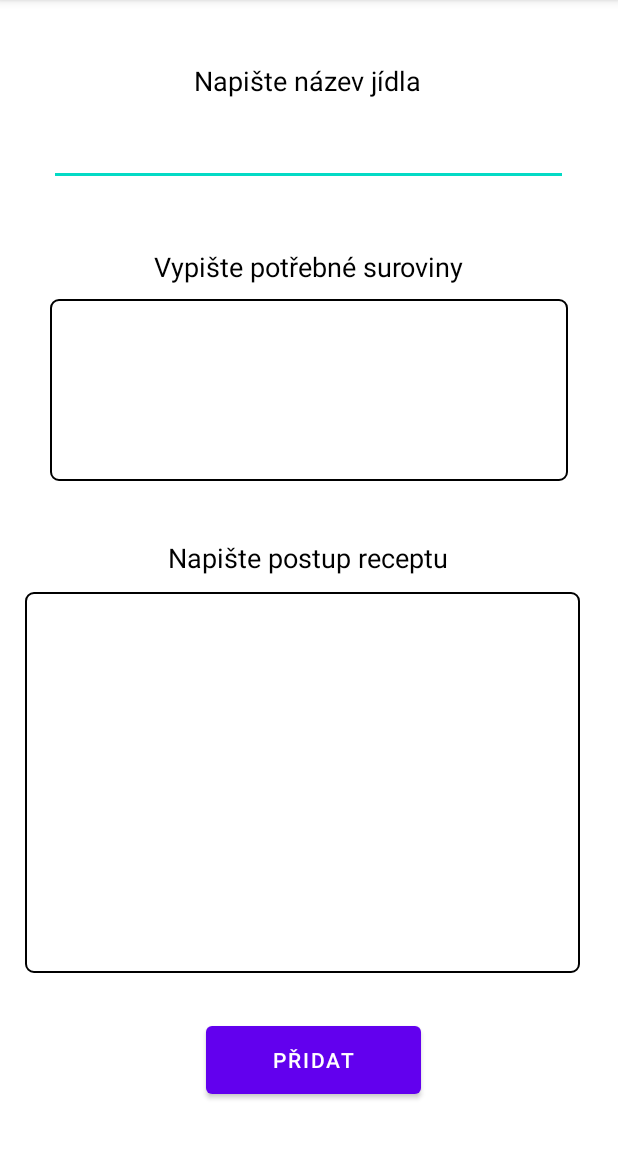
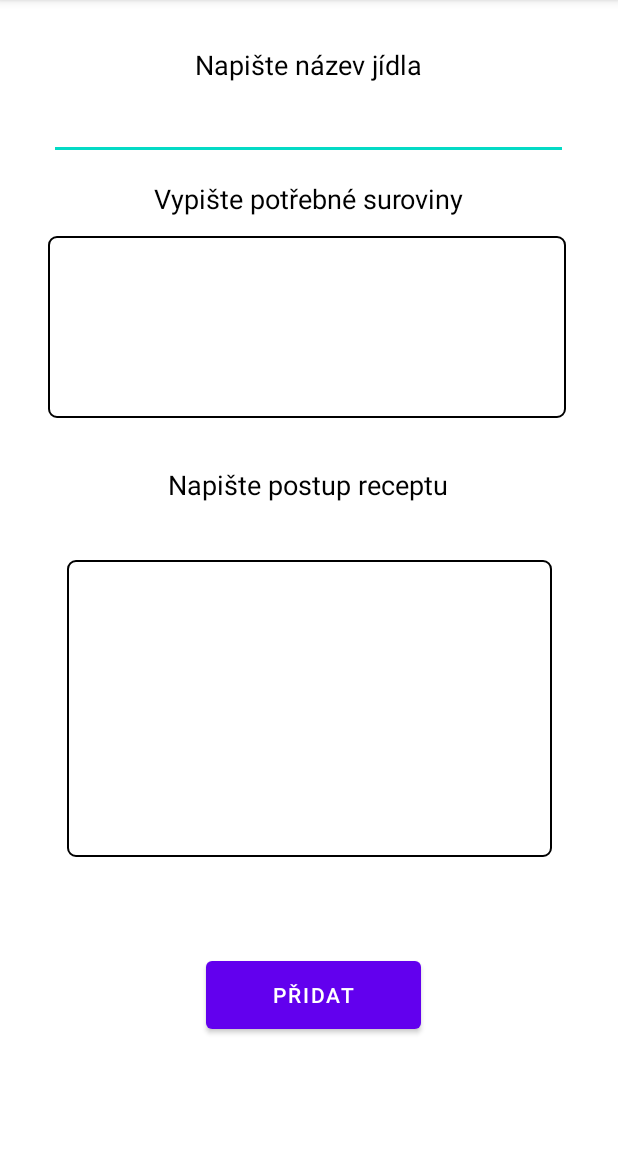
Before and after one commit to nomsis/TutorialMaturita, an Android app: the AddRecept screen opened directly, with no data from a screen before it, on a phone screen of 412 x 824 dp, the part 84-1236 px from its top. Run offline under Robolectric (Android 15) with nearby library versions, the phone set to English and light mode, and no system bars; our stand-ins replace Firebase (no records; nobody signed in at launch, a user with empty details on screens opened directly).

Commit message:
design upravy

```diff
--- a/DatabaseID/app/src/main/res/layout/add_recept.xml
+++ b/DatabaseID/app/src/main/res/layout/add_recept.xml
@@ -16,10 +16,10 @@
         android:textSize="18dp"
         app:layout_constraintBottom_toBottomOf="parent"
         app:layout_constraintEnd_toEndOf="parent"
-        app:layout_constraintHorizontal_bias="0.497"
+        app:layout_constraintHorizontal_bias="0.498"
         app:layout_constraintStart_toStartOf="parent"
         app:layout_constraintTop_toTopOf="parent"
-        app:layout_constraintVertical_bias="0.056" />
+        app:layout_constraintVertical_bias="0.041" />
 
     <EditText
         android:id="@+id/editReceptName"
@@ -34,7 +34,7 @@
         app:layout_constraintHorizontal_bias="0.492"
         app:layout_constraintStart_toStartOf="parent"
         app:layout_constraintTop_toBottomOf="@+id/textCategoryName"
-        app:layout_constraintVertical_bias="0.022" />
+        app:layout_constraintVertical_bias="0.012" />
 
     <EditText
         android:id="@+id/editReceptResources"
@@ -47,14 +47,15 @@
         android:textColor="@color/black"
         app:layout_constraintBottom_toBottomOf="parent"
         app:layout_constraintEnd_toEndOf="parent"
+        app:layout_constraintHorizontal_bias="0.484"
         app:layout_constraintStart_toStartOf="parent"
         app:layout_constraintTop_toBottomOf="@+id/textReceptResources"
-        app:layout_constraintVertical_bias="0.02" />
+        app:layout_constraintVertical_bias="0.025" />
 
     <EditText
         android:id="@+id/editReceptProcess"
-        android:layout_width="370dp"
-        android:layout_height="254dp"
+        android:layout_width="323dp"
+        android:layout_height="198dp"
         android:background="@drawable/border"
         android:gravity="top"
         android:hint=""
@@ -62,10 +63,9 @@
         android:textColor="@color/black"
         app:layout_constraintBottom_toBottomOf="parent"
         app:layout_constraintEnd_toEndOf="parent"
-        app:layout_constraintHorizontal_bias="0.39"
         app:layout_constraintStart_toStartOf="parent"
         app:layout_constraintTop_toBottomOf="@+id/textReceptProcess"
-        app:layout_constraintVertical_bias="0.081" />
+        app:layout_constraintVertical_bias="0.161" />
 
     <Button
         android:id="@+id/btnConfirmAddRecept"
@@ -79,7 +79,7 @@
         app:layout_constraintHorizontal_bias="0.511"
         app:layout_constraintStart_toStartOf="parent"
         app:layout_constraintTop_toTopOf="parent"
-        app:layout_constraintVertical_bias="0.965" />
+        app:layout_constraintVertical_bias="0.903" />
 
     <TextView
         android:id="@+id/textReceptResources"
@@ -92,7 +92,7 @@
         app:layout_constraintEnd_toEndOf="parent"
         app:layout_constraintStart_toStartOf="parent"
         app:layout_constraintTop_toTopOf="parent"
-        app:layout_constraintVertical_bias="0.222" />
+        app:layout_constraintVertical_bias="0.161" />
 
     <TextView
         android:id="@+id/textReceptProcess"
@@ -106,6 +106,6 @@
         app:layout_constraintHorizontal_bias="0.497"
         app:layout_constraintStart_toStartOf="parent"
         app:layout_constraintTop_toTopOf="parent"
-        app:layout_constraintVertical_bias="0.483" />
+        app:layout_constraintVertical_bias="0.418" />
 
 </androidx.constraintlayout.widget.ConstraintLayout>
```
